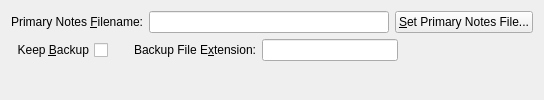
Before: the Qt Designer form programs/KJVCanOpener/KJVUserNotesDatabaseConfig.ui in dewhisna/KingJamesPureBibleSearch, drawn with Qt 5.
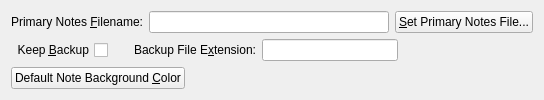
After: the same form once the commit is applied.

Commit message: Added configurable option to set the Default User Note Background Color to the KJVConfiguration and a button in the KJVNoteEditDlg to set the application default for new notes to be that note's background color.  Tweaked the User Notes Database configuration window text and tool tips to try and make it more obvious to the user that the User Notes file isn't just notes, but includes notes, highlighters, and cross-references.

Patch:
```diff
--- a/programs/KJVCanOpener/KJVUserNotesDatabaseConfig.ui
+++ b/programs/KJVCanOpener/KJVUserNotesDatabaseConfig.ui
@@ -164,6 +164,30 @@
      </item>
     </layout>
    </item>
+   <item>
+    <layout class="QHBoxLayout" name="horizontalLayoutNoteBackgroundColor">
+     <item>
+      <widget class="QPushButton" name="buttonDefaultNoteBackgroundColor">
+       <property name="text">
+        <string>Default Note Background &amp;Color</string>
+       </property>
+      </widget>
+     </item>
+     <item>
+      <spacer name="horizontalSpacer_3">
+       <property name="orientation">
+        <enum>Qt::Horizontal</enum>
+       </property>
+       <property name="sizeHint" stdset="0">
+        <size>
+         <width>0</width>
+         <height>20</height>
+        </size>
+       </property>
+      </spacer>
+     </item>
+    </layout>
+   </item>
    <item>
     <spacer name="verticalSpacer">
      <property name="orientation">
```
Left out of the diff: 10 changed lines with no effect on the pictures. The commit also changes 10 other files.
